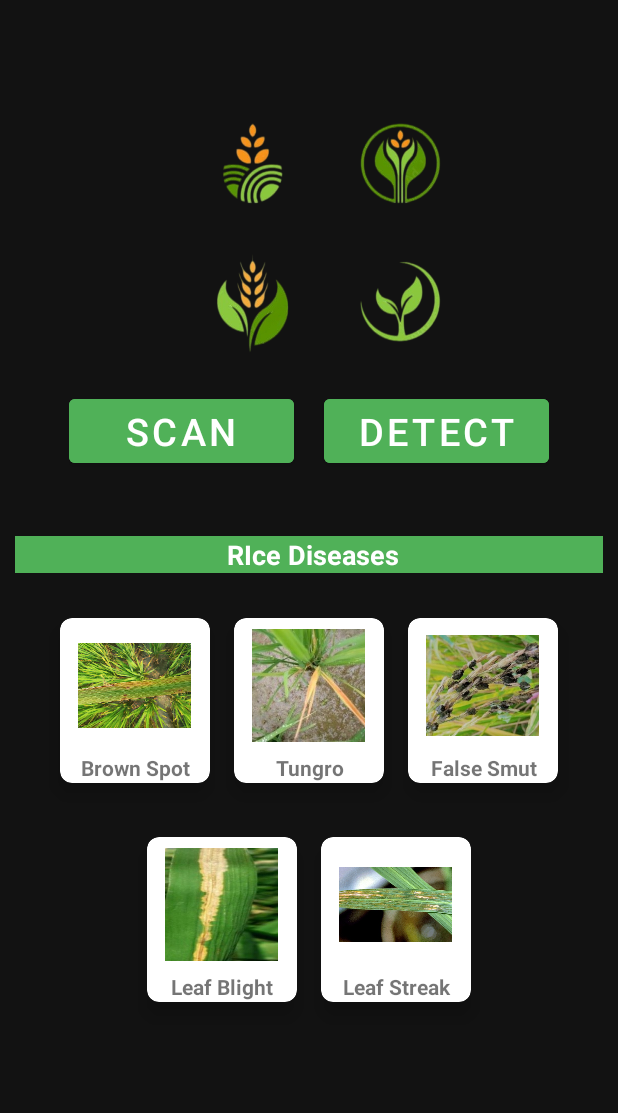
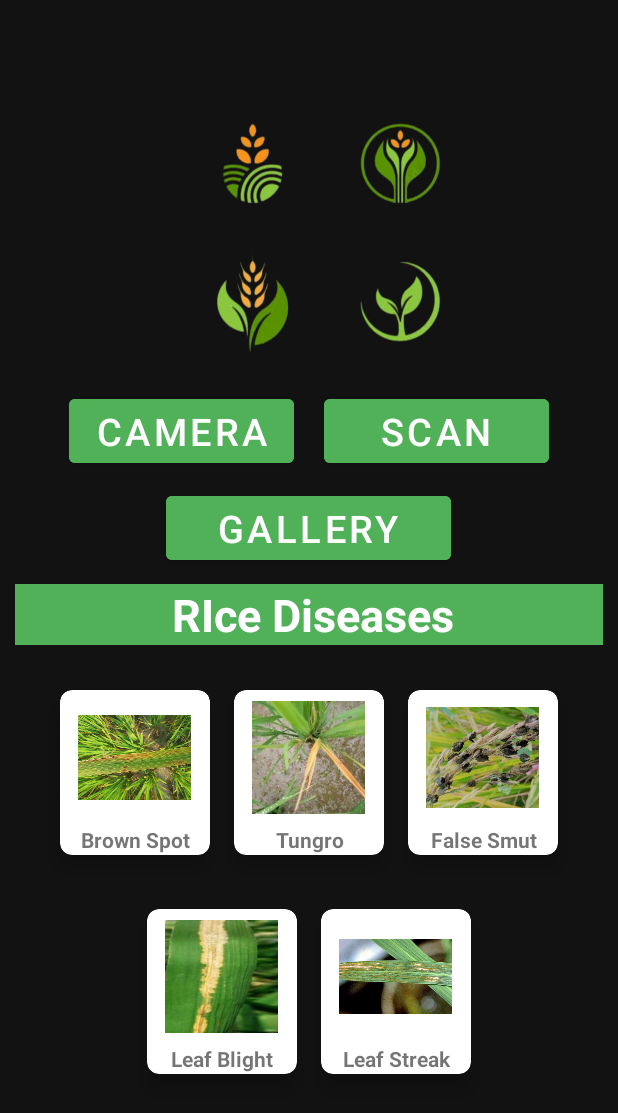
Before and after one commit to whoamikenken/Rice-Disease, an Android app: the Click_Main screen opened directly, with no data from a screen before it, on a phone screen of 412 x 824 dp. Shown: the top 1113 px of the screen. Run offline under Robolectric (Android 15) with nearby library versions, the phone set to English and light mode, and no system bars; pictures from the network do not load.

Commit message:
Adjust Design

```diff
--- a/start/src/main/AndroidManifest.xml
+++ b/start/src/main/AndroidManifest.xml
@@ -25,6 +25,8 @@
     <!-- Specifying that the app will need camera permission -->
     <uses-permission android:name="android.permission.CAMERA" />
 
+    <uses-permission android:name="android.permission.READ_EXTERNAL_STORAGE" />
+
     <application
         android:allowBackup="true"
         android:icon="@mipmap/ic_launcher"
--- a/start/src/main/res/layout/activity_click_main.xml
+++ b/start/src/main/res/layout/activity_click_main.xml
@@ -26,7 +26,7 @@
                 android:id="@+id/scan_c"
                 android:layout_width="150dp"
                 android:layout_height="wrap_content"
-                android:text="Scan"
+                android:text="Camera"
                 android:textSize="25dp"
                 android:textColor="@color/white"
                 android:layout_marginRight="20dp"
@@ -36,26 +36,35 @@
                 android:id="@+id/detect_c"
                 android:layout_width="150dp"
                 android:layout_height="wrap_content"
-                android:text="Detect"
+                android:text="Scan"
                 android:textSize="25dp"
                 android:textColor="@color/white"
                 android:backgroundTint="@color/green"/>
 
         </LinearLayout>
 
-        <TextView
-            android:id="@+id/name_to_search_c"
-            android:layout_width="match_parent"
+        <LinearLayout
+            android:layout_width="wrap_content"
             android:layout_height="wrap_content"
-            android:layout_marginTop="5dp"
-            android:gravity="center"
-            android:textColor="@color/black"
-            android:textSize="20sp"
-            android:textStyle="bold" />
+            android:layout_marginTop="10dp"
+            android:layout_gravity="center">
+
+            <Button
+                android:id="@+id/gallery_c"
+                android:layout_width="190dp"
+                android:layout_height="wrap_content"
+                android:text="Gallery"
+                android:textSize="25dp"
+                android:textColor="@color/white"
+                android:backgroundTint="@color/green"/>
+
+        </LinearLayout>
+
 
         <TextView
             android:text="RIce Diseases"
-            android:textSize="18sp"
+            android:id="@+id/labelDisease"
+            android:textSize="30sp"
             android:textStyle="bold"
             android:textColor="@color/white"
             android:layout_marginTop="10dp"
```
Also changed, not shown: start/src/main/java/org/tensorflow/lite/examples/ricedisease/Click_Main.kt (+29 -1 lines), 1 other file.
